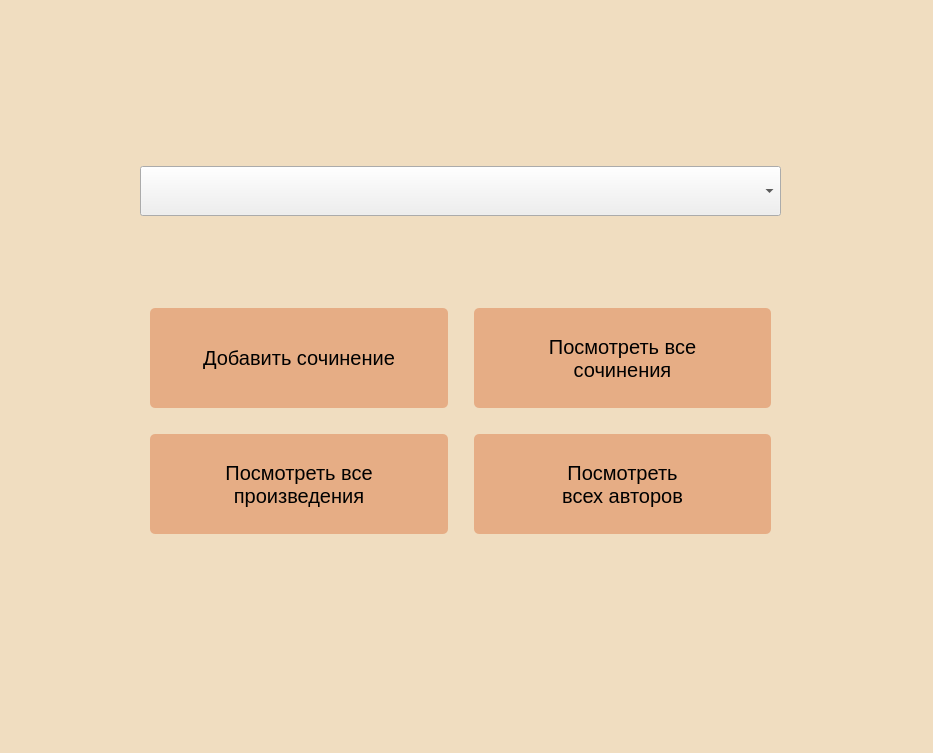
First picture: the form in forms/UI_forms/main_window.ui, repository Anfisa2209/essay_archive, before the edit.
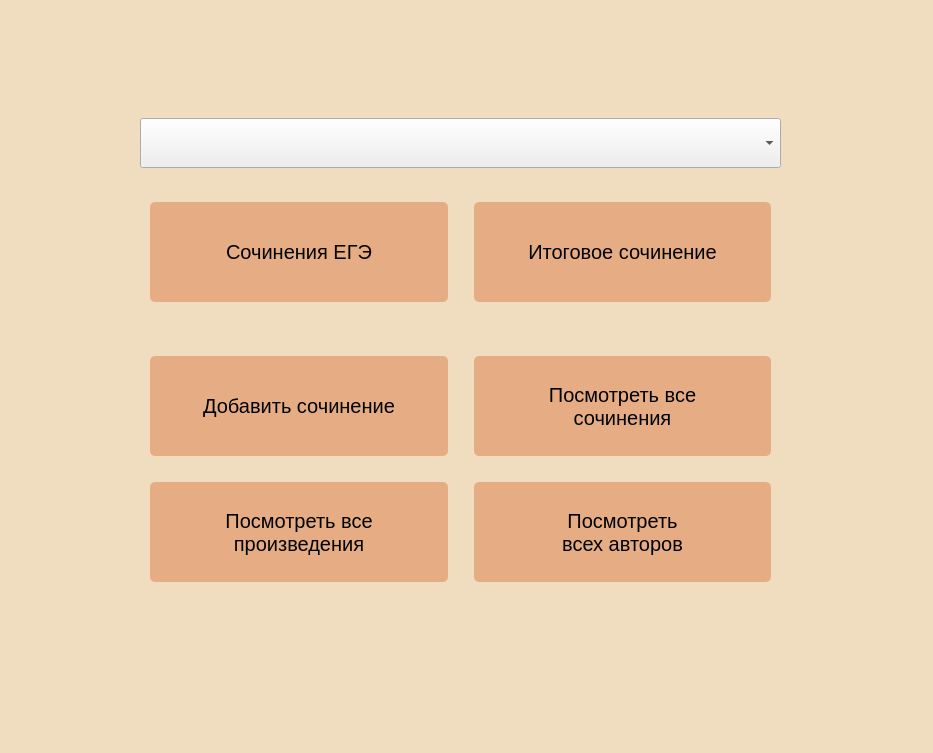
Second picture: the form after the edit.

Commit message: Добавлен тип сочинения

```diff
--- a/forms/UI_forms/main_window.ui
+++ b/forms/UI_forms/main_window.ui
@@ -4,8 +4,8 @@
  <widget class="QMainWindow" name="MainWindow">
   <property name="geometry">
    <rect>
-    <x>500</x>
-    <y>10</y>
+    <x>0</x>
+    <y>0</y>
     <width>933</width>
     <height>753</height>
    </rect>
@@ -33,7 +33,7 @@
 }</string>
   </property>
   <widget class="QWidget" name="centralwidget">
-   <widget class="QWidget" name="">
+   <widget class="QWidget" name="layoutWidget">
     <property name="geometry">
      <rect>
       <x>140</x>
@@ -62,6 +62,24 @@
        </property>
       </widget>
      </item>
+     <item>
+      <layout class="QHBoxLayout" name="horizontalLayout">
+       <item>
+        <widget class="QPushButton" name="pushButton_2">
+         <property name="text">
+          <string>Сочинения ЕГЭ</string>
+         </property>
+        </widget>
+       </item>
+       <item>
+        <widget class="QPushButton" name="final_essay_btn">
+         <property name="text">
+          <string>Итоговое сочинение</string>
+         </property>
+        </widget>
+       </item>
+      </layout>
+     </item>
      <item>
       <spacer name="horizontalSpacer">
        <property name="orientation">
```
The commit also changes 12 other files.
